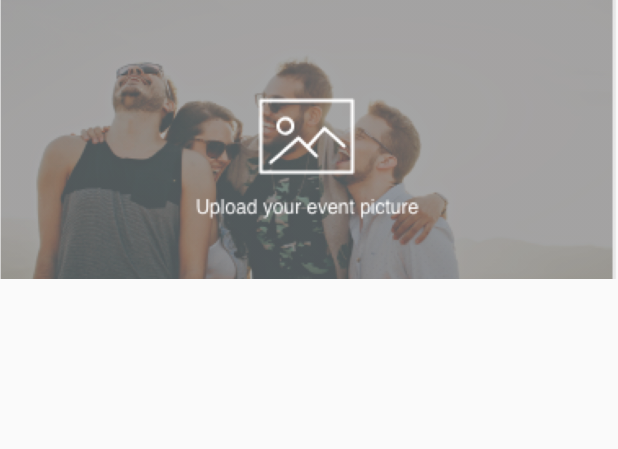
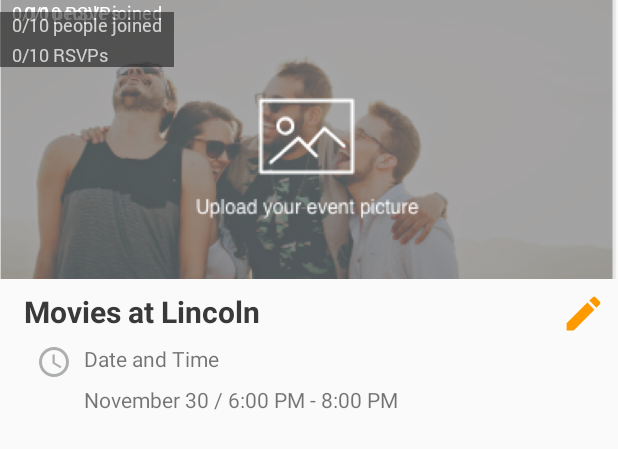
Before and after one commit to JessieMobileDev/Letschill_Android, an Android app: the layout fragment_details_event.xml on its own in the app's theme, with its tools: preview values and no code run, on a phone screen of 412 x 824 dp. Shown: the top 449 px of the screen. Run offline under Robolectric (Android 15) with nearby library versions, the phone set to English and light mode, and no system bars.

Commit message:
Edited: details fragment

```diff
--- /dev/null
+++ b/LetsChill_FinalProject/app/src/main/res/drawable/ic_edit_orange_24dp.xml
@@ -0,0 +1,5 @@
+<vector android:height="24dp" android:tint="#FF9900"
+    android:viewportHeight="24.0" android:viewportWidth="24.0"
+    android:width="24dp" xmlns:android="http://schemas.android.com/apk/res/android">
+    <path android:fillColor="#FF000000" android:pathData="M3,17.25V21h3.75L17.81,9.94l-3.75,-3.75L3,17.25zM20.71,7.04c0.39,-0.39 0.39,-1.02 0,-1.41l-2.34,-2.34c-0.39,-0.39 -1.02,-0.39 -1.41,0l-1.83,1.83 3.75,3.75 1.83,-1.83z"/>
+</vector>
--- a/LetsChill_FinalProject/app/src/main/res/layout/fragment_details_event.xml
+++ b/LetsChill_FinalProject/app/src/main/res/layout/fragment_details_event.xml
@@ -2,8 +2,22 @@
 <android.support.constraint.ConstraintLayout
     xmlns:android="http://schemas.android.com/apk/res/android"
     xmlns:app="http://schemas.android.com/apk/res-auto"
+    xmlns:tools="http://schemas.android.com/tools"
     android:layout_width="match_parent"
     android:layout_height="match_parent">
+
+    <TextView
+        android:id="@+id/textView_title_interests2"
+        android:layout_width="0dp"
+        android:layout_height="wrap_content"
+        android:layout_marginStart="16dp"
+        android:layout_marginTop="8dp"
+        android:text="Movies at Lincoln"
+        android:textColor="@color/text_almostBlack"
+        android:textSize="20sp"
+        android:textStyle="bold"
+        app:layout_constraintStart_toStartOf="parent"
+        app:layout_constraintTop_toBottomOf="@+id/card_imageView2" />
 
     <ImageView
         android:id="@+id/card_imageView2"
@@ -15,4 +29,91 @@
         app:layout_constraintStart_toStartOf="parent"
         app:layout_constraintTop_toTopOf="parent"
         app:srcCompat="@drawable/create_back" />
+
+    <TextView
+        android:id="@+id/textView7"
+        style="@style/eventCards_contentText_style"
+        android:layout_width="wrap_content"
+        android:layout_height="wrap_content"
+        android:paddingStart="8dp"
+        android:paddingEnd="8dp"
+        android:text="0/10 people joined" />
+
+    <TextView
+        android:id="@+id/textView8"
+        style="@style/eventCards_contentText_style"
+        android:layout_width="wrap_content"
+        android:layout_height="wrap_content"
+        android:layout_marginStart="8dp"
+        android:paddingStart="8dp"
+        android:paddingEnd="8dp"
+        android:text="0/10 RSVPs"
+        app:layout_constraintStart_toStartOf="@+id/textView7" />
+
+    <FrameLayout
+        android:layout_width="wrap_content"
+        android:layout_height="wrap_content"
+        android:layout_marginTop="8dp"
+        android:alpha="0.5"
+        android:background="@android:color/black"
+        app:layout_constraintStart_toStartOf="parent"
+        app:layout_constraintTop_toTopOf="@+id/card_imageView2">
+
+        <TextView
+            style="@style/eventCards_contentText_style"
+            android:layout_width="wrap_content"
+            android:layout_height="wrap_content"
+            android:paddingStart="8dp"
+            android:paddingEnd="8dp"
+            android:text="0/10 people joined" />
+
+        <TextView
+            style="@style/eventCards_contentText_style"
+            android:layout_width="wrap_content"
+            android:layout_height="wrap_content"
+            android:layout_marginTop="20dp"
+            android:paddingStart="8dp"
+            android:paddingEnd="8dp"
+            android:text="0/10 RSVPs" />
+    </FrameLayout>
+
+    <Button
+        android:id="@+id/button2"
+        android:layout_width="30dp"
+        android:layout_height="30dp"
+        android:layout_marginTop="8dp"
+        android:layout_marginEnd="8dp"
+        android:background="@drawable/ic_edit_orange_24dp"
+        app:layout_constraintEnd_toEndOf="parent"
+        app:layout_constraintTop_toBottomOf="@+id/card_imageView2" />
+
+    <ImageView
+        android:id="@+id/imageView2"
+        android:layout_width="wrap_content"
+        android:layout_height="wrap_content"
+        android:layout_marginStart="24dp"
+        android:layout_marginTop="8dp"
+        app:layout_constraintStart_toStartOf="parent"
+        app:layout_constraintTop_toBottomOf="@+id/textView_title_interests2"
+        app:srcCompat="@drawable/ic_access_time_gray_24dp" />
+
+    <TextView
+        android:id="@+id/textView9"
+        android:layout_width="wrap_content"
+        android:layout_height="wrap_content"
+        android:layout_marginStart="8dp"
+        android:layout_marginTop="8dp"
+        android:textSize="14sp"
+        android:text="Date and Time"
+        app:layout_constraintStart_toEndOf="@+id/imageView2"
+        app:layout_constraintTop_toBottomOf="@+id/textView_title_interests2" />
+
+    <TextView
+        android:id="@+id/textView10"
+        android:layout_width="wrap_content"
+        android:layout_height="wrap_content"
+        android:layout_marginTop="8dp"
+        android:text="November 30 / 6:00 PM - 8:00 PM"
+        app:layout_constraintStart_toStartOf="@+id/textView9"
+        app:layout_constraintTop_toBottomOf="@+id/textView9" />
 </android.support.constraint.ConstraintLayout>
```
